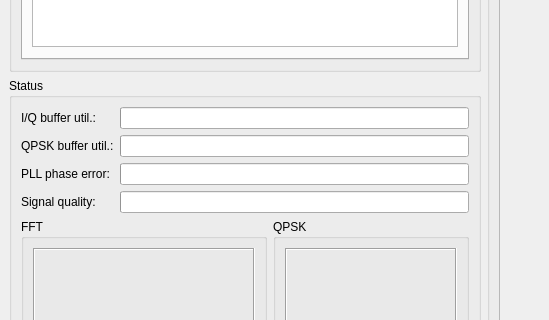
Qt form src/MainWindow.ui (dvdesolve/qlrpt) before a commit; both pictures show x 0 to 549 and y 279 to 599 of the 1024 by 937 pixel window.
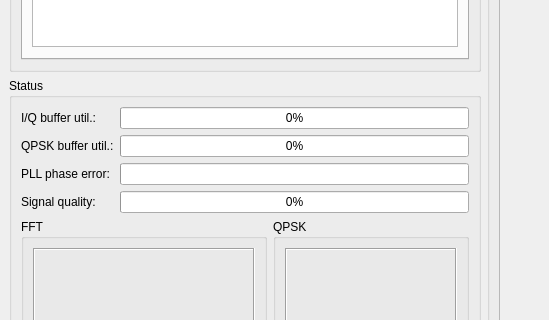
The same form after that commit. Custom widgets are drawn as their Qt base class.

```diff
--- a/src/MainWindow.ui
+++ b/src/MainWindow.ui
@@ -937,9 +937,6 @@
          <property name="value">
           <number>0</number>
          </property>
-         <property name="textVisible">
-          <bool>false</bool>
-         </property>
         </widget>
        </item>
        <item row="0" column="1" colspan="2">
@@ -947,9 +944,6 @@
          <property name="value">
           <number>0</number>
          </property>
-         <property name="textVisible">
-          <bool>false</bool>
-         </property>
         </widget>
        </item>
        <item row="1" column="0">
@@ -970,9 +964,6 @@
          <property name="value">
           <number>0</number>
          </property>
-         <property name="textVisible">
-          <bool>false</bool>
-         </property>
         </widget>
        </item>
       </layout>
```
